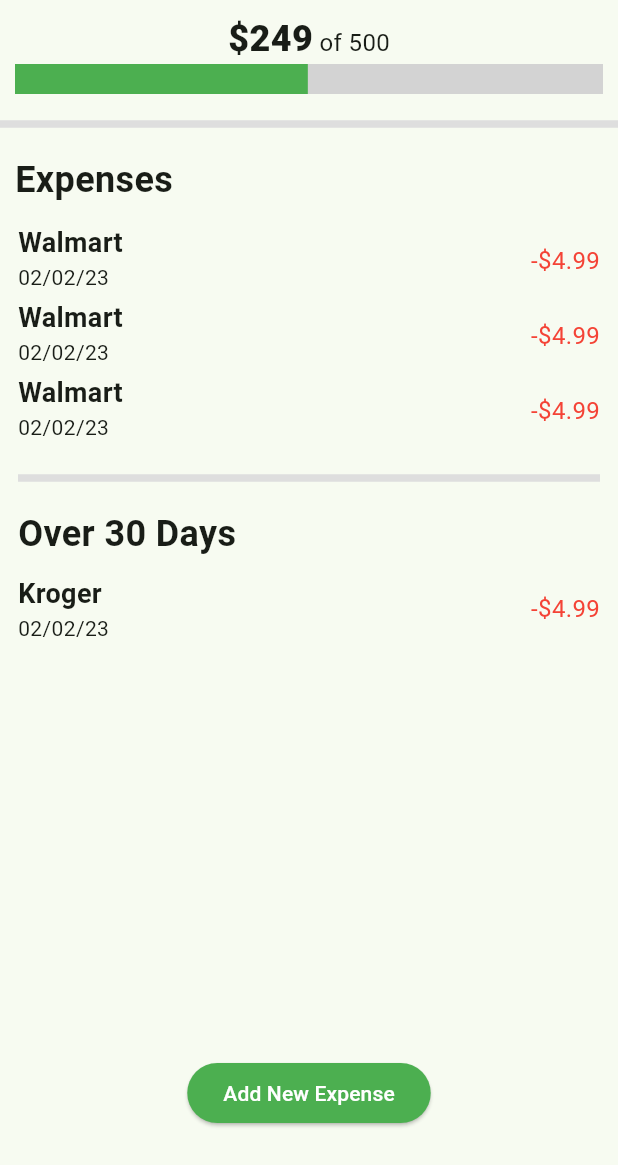
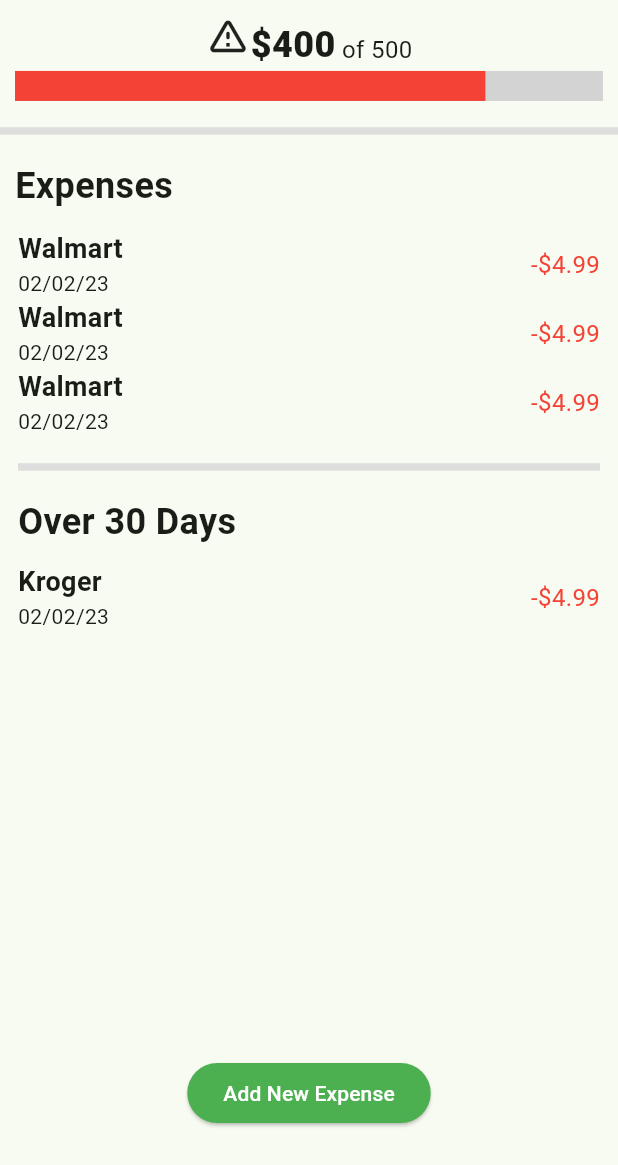
Before and after one commit to WSU-4110/budgie, a Flutter app: the screen it shows after launch, after a tap on "Food", on a phone screen of 412 x 824 dp, the part 71-1236 px from its top. Run offline on Flutter 3.47's test engine with Material 2 defaults, Android fonts, the phone set to English and light mode, and no system bars; drawn by our look-alikes of percent_indicator; our stand-ins replace cloud_firestore, firebase_core, flutter_settings_screens, sticky_headers; accounts and stored records are empty; generated files the repository leaves out were written again.

Commit message:
Warning icon displays when the users budget is over 75%, a modal pops up when the icon is tapped (#47)
* Added horizontal progress bar to track categories of budget

* Attempting to add text above bar

* Added category title and budget amount (template)

* Made progress bar and text dynamic

* Fixed several formatting elements to make it look closer to the product design

* Minor changes

* Made the progress amount bold, matching parity of figma design

* Finished progress bar implimentation

* Fixed the dependencies

* Preparing for compartmentalization

* Small updated from merge

* test

* Updated gitignore

* Started integrating firebase

* Added firebase to the project

* Made breakdown budgets clickable

* Attempting to fix a mistake

* Attempting to fix blockers

* Minor changes

* Added Horizontal navbar to the expenses page

* decoupling expenses page for readability and future inheritance

* Finished FR7 & FR 10

* updated readme

* Updated my changes to support dark mode integration

* Added temporary button route to expense form

* Fixed bug related to navigating back to expense page

* Adding functionality for popup modal

* Made warning sign show up conditionally, and clickable to show modal

* ignore

```diff
--- a/lib/BudgetCategories/budgetCategoryPrice.dart
+++ b/lib/BudgetCategories/budgetCategoryPrice.dart
@@ -2,7 +2,7 @@ import 'package:flutter/material.dart';
 
 
 String category = 'Food';
-String progressAmt = '249';
+String progressAmt = '400';
 String totalProgress = '500';
 
 // Calculates LinearPercentIndicator.percent
--- a/lib/BudgetCategories/horProgressBar.dart
+++ b/lib/BudgetCategories/horProgressBar.dart
@@ -13,9 +13,8 @@ class HorProgressBar extends StatefulWidget {
 class _HorProgressBar extends State<HorProgressBar> {
   @override
   Widget build(BuildContext context) {
-    return Scaffold(
-        body: Center(
-            child: InkWell(
+    return Center(
+        child: InkWell(
       onTap: () {
         Navigator.push(context,
             MaterialPageRoute(builder: (context) => const ExpensesPage()));
@@ -56,6 +55,6 @@ class _HorProgressBar extends State<HorProgressBar> {
               )
             ],
           )),
-    )));
+    ));
   }
 }
--- a/lib/BudgetCircle/overallBudgetCircle.dart
+++ b/lib/BudgetCircle/overallBudgetCircle.dart
@@ -13,24 +13,27 @@ class _BudgetCircleState extends State<OverBudgie> {
   double currentBudget = 90;
 
   late String currentBudgie = '$currentBudget';
+  late String totalBudgie = '$totalBudget';
 
   ovProgress(double totalBud, double currentBud) {
     double progress = 0;
 
     if (totalBud <= 0) {
       return progress;
-    }
-
-    else{
+    } else {
       progress = (currentBud / totalBud);
       return progress;
     }
   }
 
   Color colorChange(double prog) {
-    if (prog <= .15 ){ return const Color.fromRGBO(225, 55, 43, 1); }
-    else if (prog <= .50) { return const Color.fromRGBO(255, 217, 102, 1); }
-    else { return const Color.fromRGBO(34, 197, 94, 1);}
+    if (prog <= .15) {
+      return const Color.fromRGBO(225, 55, 43, 1);
+    } else if (prog <= .50) {
+      return const Color.fromRGBO(255, 217, 102, 1);
+    } else {
+      return const Color.fromRGBO(34, 197, 94, 1);
+    }
   }
 
   Widget build(BuildContext context) {
@@ -42,14 +45,16 @@ class _BudgetCircleState extends State<OverBudgie> {
           lineWidth: 20,
           percent: ovProgress(totalBudget, currentBudget),
           center: new Text("\$" + currentBudgie,
-          style:
-          new TextStyle(fontWeight: FontWeight.bold, fontSize: 40.0)
-          ),
+              style:
+                  new TextStyle(fontWeight: FontWeight.bold, fontSize: 40.0)),
+          footer: Text("out of " + totalBudgie,
+              style:
+                  new TextStyle(fontWeight: FontWeight.bold, fontSize: 20.0)),
           circularStrokeCap: CircularStrokeCap.round,
           backgroundColor: const Color.fromRGBO(211, 211, 211, 1),
           progressColor: colorChange(ovProgress(totalBudget, currentBudget)),
-          ),
         ),
-      );
+      ),
+    );
   }
 }
--- a/lib/ExpensesPage/expensesContainer.dart
+++ /dev/null
@@ -1,33 +0,0 @@
-import 'package:flutter/material.dart';
-import 'package:percent_indicator/linear_percent_indicator.dart';
-import 'package:budgie/ExpensesPage/expensesPageClass.dart';
-
-class ExpensesContainer extends StatefulWidget {
-  const ExpensesContainer({Key? key}) : super(key: key);
-
-  @override
-  _ExpensesContainer createState() => _ExpensesContainer();
-}
-
-class _ExpensesContainer extends State<ExpensesContainer> {
-  @override
-  Widget build(BuildContext context) {
-    return Scaffold(
-      body: Row(
-        mainAxisAlignment: MainAxisAlignment.spaceBetween,
-        children: [
-          Column(crossAxisAlignment: CrossAxisAlignment.start, children: [
-            Text(expenseName,
-                style:
-                    const TextStyle(fontWeight: FontWeight.bold, fontSize: 18)),
-            Text(
-              expenseDate,
-            )
-          ]),
-          Text('-\$$expensePrice',
-              style: const TextStyle(color: Colors.red, fontSize: 16))
-        ],
-      ),
-    );
-  }
-}
--- a/lib/ExpensesPage/expensesPage.dart
+++ b/lib/ExpensesPage/expensesPage.dart
@@ -1,9 +1,10 @@
+import 'package:budgie/ExpensesPage/warningModal.dart';
 import 'package:budgie/main.dart';
 import 'package:flutter/cupertino.dart';
 import 'package:flutter/material.dart';
 import 'package:percent_indicator/linear_percent_indicator.dart';
 import 'package:budgie/BudgetCategories/budgetCategoryPrice.dart';
-import 'package:budgie/ExpensesPage/expensesContainer.dart';
+import 'package:budgie/ExpensesPage/expenses_container.dart';
 import 'package:sticky_headers/sticky_headers.dart';
 import 'package:budgie/BudgetCategories/expensesFormPage.dart';
 
@@ -18,8 +19,8 @@ class ExpensesPage extends StatelessWidget {
         elevation: 0,
         backgroundColor: const Color.fromARGB(0, 255, 255, 255),
         centerTitle: true,
-        title: const Text(
-          'Food',
+        title: Text(
+          category,
           style: TextStyle(fontSize: 30, fontWeight: FontWeight.bold),
         ),
       ),
@@ -28,7 +29,34 @@ class ExpensesPage extends StatelessWidget {
           mainAxisSize: MainAxisSize.min,
           mainAxisAlignment: MainAxisAlignment.start,
           children: [
-            Row(
+            (percentHelper(progressAmt, totalProgress) >= .75)
+            ? Row(
+              mainAxisAlignment: MainAxisAlignment.center,
+              crossAxisAlignment: CrossAxisAlignment.baseline,
+              textBaseline: TextBaseline.alphabetic,
+              children: [
+                InkWell(
+                  onTap: () {
+                    showModalBottomSheet<void>(
+                      context: context,
+                      builder: (BuildContext context) {
+                        return  const SizedBox(
+                          child: WarningModal(),
+                        );
+                      },
+                    );
+                  },
+                  child: const Icon(Icons.warning_amber_rounded, size: 30.0),
+                ),
+                Text('\$$progressAmt',
+                    style: const TextStyle(
+                        fontWeight: FontWeight.w800, fontSize: 24)),
+                Text(' of $totalProgress',
+                    style: const TextStyle(fontSize: 16)),
+
+              ],
+            )
+            : Row(
               mainAxisAlignment: MainAxisAlignment.center,
               crossAxisAlignment: CrossAxisAlignment.baseline,
               textBaseline: TextBaseline.alphabetic,
@@ -38,6 +66,7 @@ class ExpensesPage extends StatelessWidget {
                         fontWeight: FontWeight.w800, fontSize: 24)),
                 Text(' of $totalProgress',
                     style: const TextStyle(fontSize: 16)),
+
               ],
             ),
             LinearPercentIndicator(
@@ -70,15 +99,9 @@ class ExpensesPage extends StatelessWidget {
                     padding: const EdgeInsets.all(12.0),
                     child: ListView(children: [
                       // ExpensesContainer(),
-                      Container(
-                          height: 50,
-                          child: Center(child: ExpensesContainer())),
-                      Container(
-                          height: 50,
-                          child: Center(child: ExpensesContainer())),
-                      Container(
-                          height: 50,
-                          child: Center(child: ExpensesContainer())),
+                      Container(child: Center(child: ExpensesContainer())),
+                      Container(child: Center(child: ExpensesContainer())),
+                      Container(child: Center(child: ExpensesContainer())),
                       const Divider(
                         height: 40,
                         thickness: 5,
--- /dev/null
+++ b/lib/ExpensesPage/expenses_container.dart
@@ -0,0 +1,31 @@
+import 'package:flutter/material.dart';
+import 'package:percent_indicator/linear_percent_indicator.dart';
+import 'package:budgie/ExpensesPage/expensesPageClass.dart';
+
+class ExpensesContainer extends StatefulWidget {
+  const ExpensesContainer({Key? key}) : super(key: key);
+
+  @override
+  _ExpensesContainer createState() => _ExpensesContainer();
+}
+
+class _ExpensesContainer extends State<ExpensesContainer> {
+  @override
+  Widget build(BuildContext context) {
+    return Row(
+      mainAxisAlignment: MainAxisAlignment.spaceBetween,
+      children: [
+        Column(crossAxisAlignment: CrossAxisAlignment.start, children: [
+          Text(expenseName,
+              style:
+                  const TextStyle(fontWeight: FontWeight.bold, fontSize: 18)),
+          Text(
+            expenseDate,
+          )
+        ]),
+        Text('-\$$expensePrice',
+            style: const TextStyle(color: Colors.red, fontSize: 16))
+      ],
+    );
+  }
+}
--- a/lib/main.dart
+++ b/lib/main.dart
@@ -127,7 +127,7 @@ class HomePage extends StatelessWidget {
           color: Color.fromARGB(255, 222, 222, 222),
         ),
         Container(
-          padding: const EdgeInsets.only(left: 10),
+          padding: const EdgeInsets.only(left: 16),
           child: const Align(
             alignment: AlignmentDirectional.centerStart,
             child: Text(
@@ -138,11 +138,11 @@ class HomePage extends StatelessWidget {
         ),
         Expanded(
             child: ListView(
-                padding: const EdgeInsets.all(5),
                 children: const <Widget>[
-              SizedBox(height: 118, child: Center(child: HorProgressBar())),
-              SizedBox(height: 118, child: Center(child: HorProgressBar())),
-              SizedBox(height: 118, child: Center(child: HorProgressBar())),
+
+              SizedBox(child: Center(child: HorProgressBar())),
+              SizedBox(child: Center(child: HorProgressBar())),
+              SizedBox(child: Center(child: HorProgressBar())),
               SizedBox(height: 30, child: Center(child: AddButton()))
             ])),
       ]),
```
Also changed, not shown: lib/ExpensesPage/warningModal.dart (added, +39 -0 lines), 4 other files.
